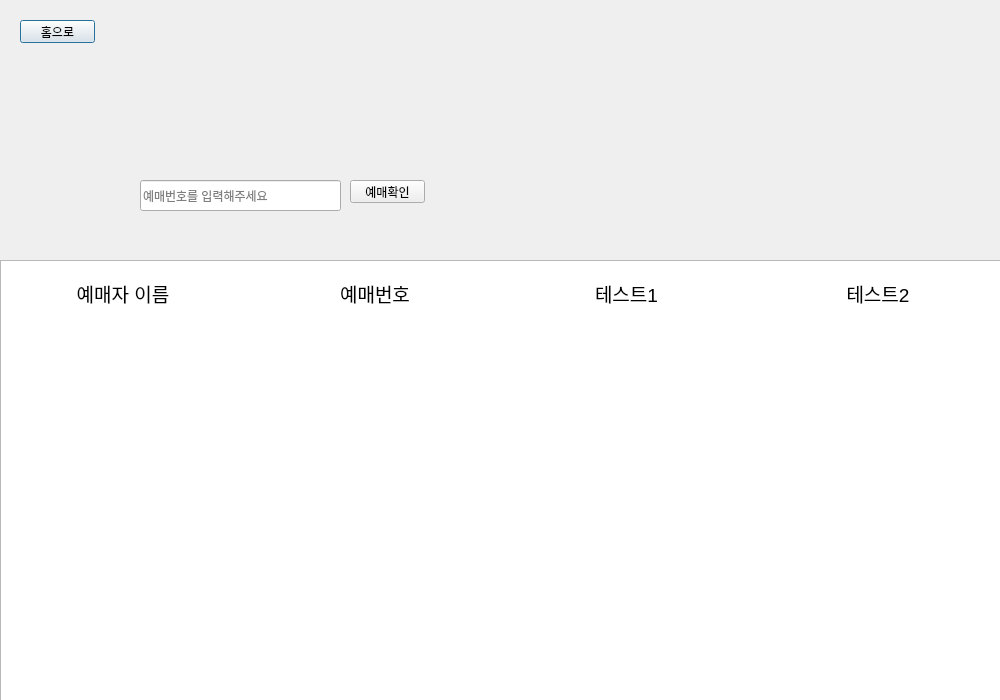
This is ui/searchpage.ui in 2sseong/mini_project_2025-03 as Qt 5 draws it before an edit. The edited form follows.
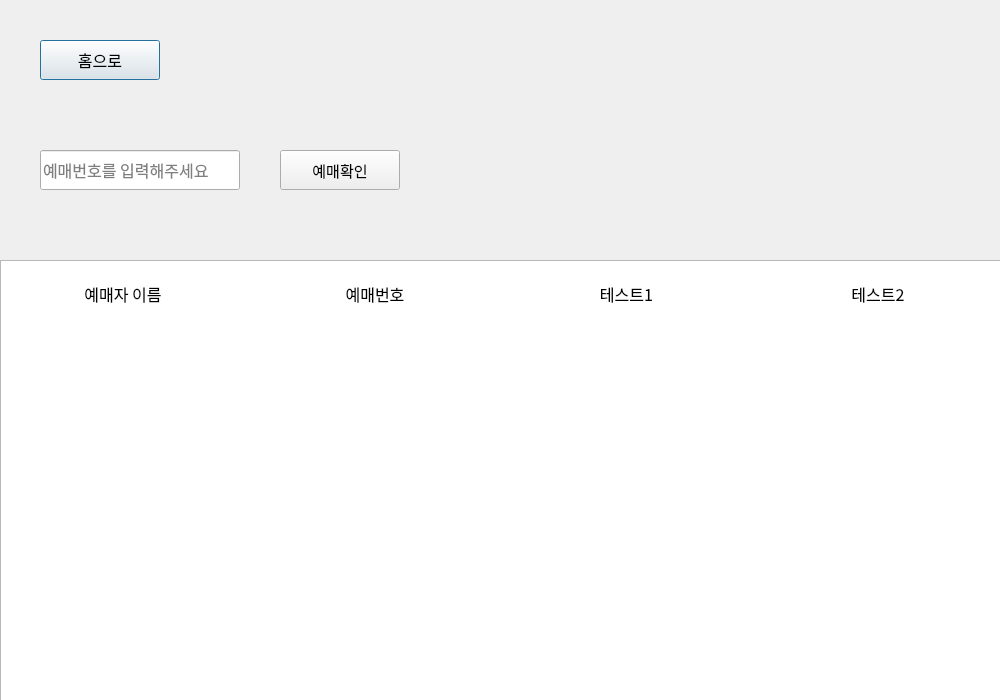
This is the edited form.

Patch:
```diff
--- a/ui/searchpage.ui
+++ b/ui/searchpage.ui
@@ -34,12 +34,18 @@
   <widget class="QLineEdit" name="input_key">
    <property name="geometry">
     <rect>
-     <x>140</x>
-     <y>180</y>
-     <width>201</width>
-     <height>31</height>
+     <x>40</x>
+     <y>150</y>
+     <width>200</width>
+     <height>40</height>
     </rect>
    </property>
+   <property name="font">
+    <font>
+     <family>NanumGothic</family>
+     <pointsize>12</pointsize>
+    </font>
+   </property>
    <property name="text">
     <string/>
    </property>
@@ -60,12 +66,18 @@
   <widget class="QPushButton" name="btn_gotohome">
    <property name="geometry">
     <rect>
-     <x>20</x>
-     <y>20</y>
-     <width>75</width>
-     <height>23</height>
+     <x>40</x>
+     <y>40</y>
+     <width>120</width>
+     <height>40</height>
     </rect>
    </property>
+   <property name="font">
+    <font>
+     <family>NanumGothic</family>
+     <pointsize>12</pointsize>
+    </font>
+   </property>
    <property name="text">
     <string>홈으로</string>
    </property>
@@ -73,12 +85,18 @@
   <widget class="QPushButton" name="btn_search">
    <property name="geometry">
     <rect>
-     <x>350</x>
-     <y>180</y>
-     <width>75</width>
-     <height>23</height>
+     <x>280</x>
+     <y>150</y>
+     <width>120</width>
+     <height>40</height>
     </rect>
    </property>
+   <property name="font">
+    <font>
+     <family>NanumGothic</family>
+     <pointsize>11</pointsize>
+    </font>
+   </property>
    <property name="text">
     <string>예매확인</string>
    </property>
@@ -99,7 +117,8 @@
        <widget class="QLabel" name="lbl_2">
         <property name="font">
          <font>
-          <pointsize>14</pointsize>
+          <family>NanumGothic</family>
+          <pointsize>12</pointsize>
          </font>
         </property>
         <property name="text">
@@ -114,7 +133,8 @@
        <widget class="QLabel" name="lbl_1">
         <property name="font">
          <font>
-          <pointsize>14</pointsize>
+          <family>NanumGothic</family>
+          <pointsize>12</pointsize>
          </font>
         </property>
         <property name="text">
@@ -132,7 +152,8 @@
        <widget class="QLabel" name="lbl_3">
         <property name="font">
          <font>
-          <pointsize>14</pointsize>
+          <family>NanumGothic</family>
+          <pointsize>12</pointsize>
          </font>
         </property>
         <property name="text">
@@ -147,7 +168,8 @@
        <widget class="QLabel" name="lbl_4">
         <property name="font">
          <font>
-          <pointsize>14</pointsize>
+          <family>NanumGothic</family>
+          <pointsize>12</pointsize>
          </font>
         </property>
         <property name="text">
```
